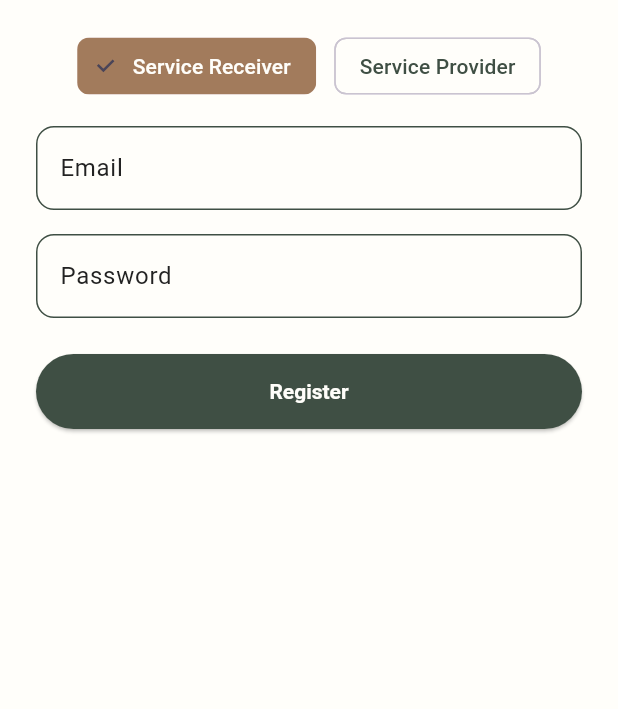
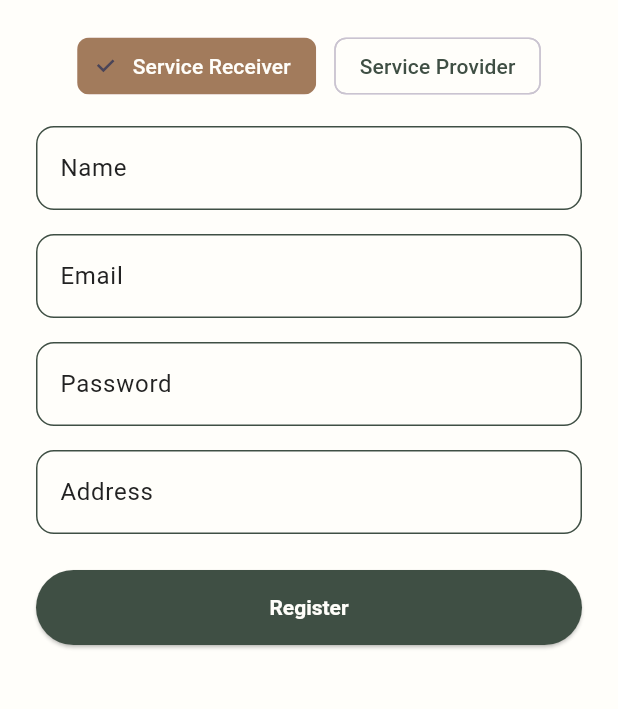
Before and after one commit to AminBihamta/homely, a Flutter app: the HomeScreen screen opened directly, after a tap on the "logout" icon, after a tap on "Register", on a phone screen of 412 x 824 dp, the part 270-979 px from its top. Run offline on Flutter 3.47's test engine with Material 3 defaults, Android fonts, the phone set to English and light mode, and no system bars; our stand-ins replace cloud_firestore, firebase_auth, firebase_core; accounts and stored records are empty.

Commit message:
added name + address to registration and displayed them on homescreen of homeowner

```diff
--- a/lib/home_screen.dart
+++ b/lib/home_screen.dart
@@ -43,16 +43,15 @@ class _HomeScreenState extends State<HomeScreen> {
     if (user == null) return null;
 
     final uid = user.uid;
-    final email = user.email ?? '';
-    final username = email.split('@').first;
 
-    final doc =
-        await FirebaseFirestore.instance.collection('user_data').doc(uid).get();
+    final doc = await FirebaseFirestore.instance.collection('user_data').doc(uid).get();
 
     if (!doc.exists) return null;
 
     final data = doc.data() ?? {};
-    data['username'] = username;
+    // Add fallback for missing fields
+    data['name'] = data['name'] ?? '';
+    data['address'] = data['address'] ?? '';
     return data;
   }
 
@@ -96,12 +95,8 @@ class _HomeScreenState extends State<HomeScreen> {
                   future: fetchUserData(),
                   builder: (context, snapshot) {
                     final userInfo = snapshot.data ?? {};
-                    final address = userInfo['Address'] ?? '-';
-                    final username = userInfo['username'] ?? '';
-                    final displayName =
-                        username.isNotEmpty
-                            ? '${username[0].toUpperCase()}${username.substring(1)}'
-                            : 'User';
+                    final address = userInfo['address'] ?? '-';
+                    final name = userInfo['name'] ?? '-';
 
                     return Padding(
                       padding: const EdgeInsets.only(top: 8),
@@ -119,7 +114,7 @@ class _HomeScreenState extends State<HomeScreen> {
                           ),
                           Flexible(
                             child: Text(
-                              'Welcome, $displayName!',
+                              'Welcome, $name!',
                               style: const TextStyle(
                                 fontWeight: FontWeight.w600,
                                 color: AppColors.text,
--- a/lib/screens/register_screen.dart
+++ b/lib/screens/register_screen.dart
@@ -13,22 +13,36 @@ class RegisterScreen extends StatefulWidget {
 class _RegisterScreenState extends State<RegisterScreen> {
   final emailController = TextEditingController();
   final passwordController = TextEditingController();
+  final nameController = TextEditingController();
+  final addressController = TextEditingController(); // Add address controller
   bool isProvider = false; // Add this to track the switch
 
   ///main registration flow
   void register() async {
     final email = emailController.text.trim();
     final password = passwordController.text.trim();
+    final name = nameController.text.trim();
+    final address = addressController.text.trim();
+
+    if (name.isEmpty) {
+      showError("Please enter your name.");
+      return;
+    }
+    if (address.isEmpty) {
+      showError("Please enter your address.");
+      return;
+    }
 
     final success = await AuthService.signUp(email, password);
     if (!mounted) return;
 
     if (success) {
-      // Set isProvider in Firestore after successful signup
       final user = AuthService.currentUser;
       if (user != null) {
         await FirebaseFirestore.instance.collection('user_data').doc(user.uid).set({
           'email': user.email,
+          'name': name,
+          'address': address,
           'isProvider': isProvider,
         });
       }
@@ -110,6 +124,26 @@ class _RegisterScreenState extends State<RegisterScreen> {
             ),
             const SizedBox(height: 16),
             TextField(
+              controller: nameController,
+              decoration: const InputDecoration(
+                labelText: "Name",
+                border: OutlineInputBorder(),
+                labelStyle: TextStyle(color: AppColors.text),
+                enabledBorder: OutlineInputBorder(
+                  borderSide: BorderSide(color: AppColors.primary),
+                  borderRadius: BorderRadius.all(Radius.circular(12)),
+                ),
+                focusedBorder: OutlineInputBorder(
+                  borderSide: BorderSide(color: AppColors.highlight, width: 2),
+                  borderRadius: BorderRadius.all(Radius.circular(12)),
+                ),
+                filled: true,
+                fillColor: AppColors.background,
+              ),
+              style: const TextStyle(color: AppColors.text),
+            ),
+            const SizedBox(height: 16),
+            TextField(
               controller: emailController,
               decoration: const InputDecoration(
                 labelText: "Email",
@@ -149,6 +183,26 @@ class _RegisterScreenState extends State<RegisterScreen> {
               ),
               style: const TextStyle(color: AppColors.text),
             ),
+            const SizedBox(height: 16),
+            TextField(
+              controller: addressController,
+              decoration: const InputDecoration(
+                labelText: "Address",
+                border: OutlineInputBorder(),
+                labelStyle: TextStyle(color: AppColors.text),
+                enabledBorder: OutlineInputBorder(
+                  borderSide: BorderSide(color: AppColors.primary),
+                  borderRadius: BorderRadius.all(Radius.circular(12)),
+                ),
+                focusedBorder: OutlineInputBorder(
+                  borderSide: BorderSide(color: AppColors.highlight, width: 2),
+                  borderRadius: BorderRadius.all(Radius.circular(12)),
+                ),
+                filled: true,
+                fillColor: AppColors.background,
+              ),
+              style: const TextStyle(color: AppColors.text),
+            ),
             const SizedBox(height: 24),
             ElevatedButton(
               onPressed: register,
```
